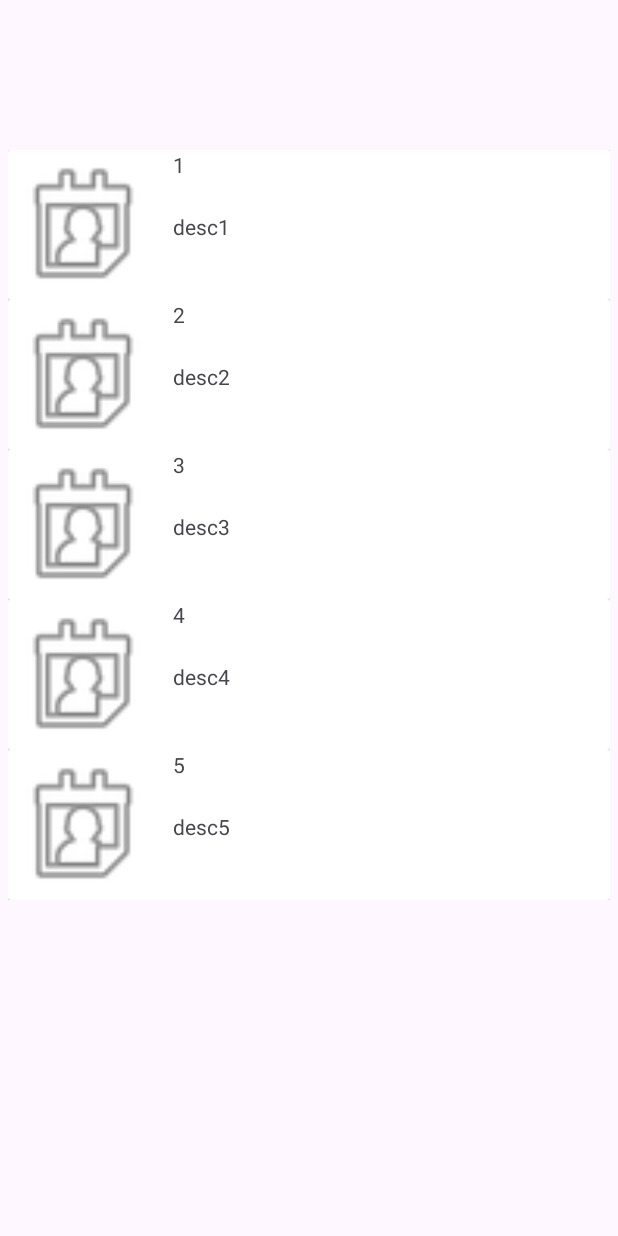
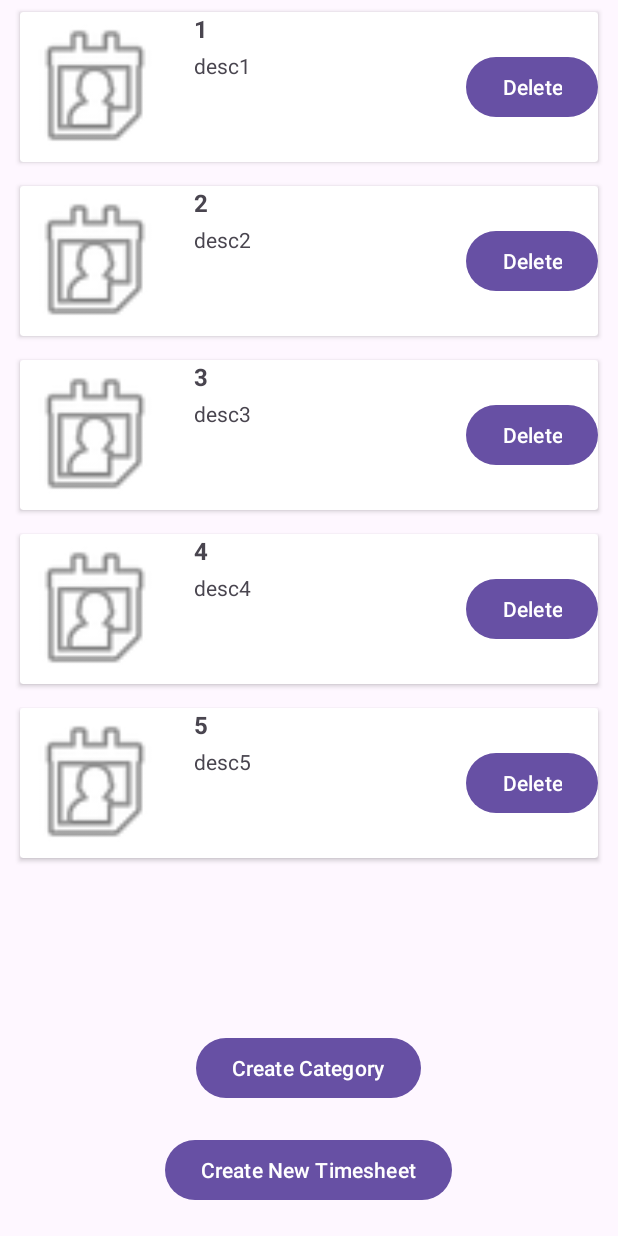
Before and after one commit to TGFo/TimeSheetApp, an Android app: the LoginActivity screen opened directly, with no data from a screen before it, after a tap on "Skip login", on a phone screen of 412 x 824 dp. Run offline under Robolectric (Android 15) with nearby library versions, the phone set to English and light mode, and no system bars; our stand-ins replace Firebase (no records; nobody signed in at launch, a user with empty details on screens opened directly); 3 other taps on this screen came first.

Commit message:
added basic category creation and timesheet creation without database saving and loading

```diff
--- a/app/src/main/AndroidManifest.xml
+++ b/app/src/main/AndroidManifest.xml
@@ -10,7 +10,7 @@
         android:supportsRtl="true"
         android:theme="@style/Theme.TimeSheetApp">
         <activity
-            android:name=".CetegoriesActivity"
+            android:name=".CategoriesActivity"
             android:exported="false" />
         <!-- MainActivity: Entry point of the app -->
         <activity
@@ -24,6 +24,8 @@
         </activity>
         <activity android:name=".LoginActivity" />
         <activity android:name=".RegistrationActivity" />
+        <activity android:name=".TimesheetsCreateActivity" />
+        <activity android:name=".TimesheetsActivity" />
     </application>
 
 </manifest>
--- /dev/null
+++ b/app/src/main/java/com/opscappgroup2/timesheetapp/CategoriesActivity.kt
@@ -0,0 +1,85 @@
+package com.opscappgroup2.timesheetapp
+
+import android.app.AlertDialog
+import android.content.Intent
+import android.os.Bundle
+import android.text.TextUtils
+import android.view.LayoutInflater
+import android.view.View
+import android.widget.Button
+import android.widget.EditText
+import android.widget.Toast
+import androidx.appcompat.app.AppCompatActivity
+import androidx.recyclerview.widget.LinearLayoutManager
+import androidx.recyclerview.widget.RecyclerView
+
+class CategoriesActivity : AppCompatActivity() {
+    private val categories = mutableListOf<Category>()
+    private lateinit var adapter: CategoriesAdapter
+
+    override fun onCreate(savedInstanceState: Bundle?) {
+        super.onCreate(savedInstanceState)
+        setContentView(R.layout.activity_categories)
+
+        // Set up RecyclerView
+        val recyclerView: RecyclerView = findViewById(R.id.categoriesRecyclerView)
+        adapter = CategoriesAdapter(this, categories, ::deleteCategory)
+        recyclerView.adapter = adapter
+        recyclerView.layoutManager = LinearLayoutManager(this)
+
+        // Populate with some initial categories
+        setUpCategories()
+
+        // Set up the "Create Category" button
+        val createCategoryButton: View = findViewById(R.id.createCategoryButton)
+        createCategoryButton.setOnClickListener {
+            showCreateCategoryDialog()
+        }
+        // Handle button to navigate to TimesheetsCreateActivity
+        val openTimesheetButton: Button = findViewById(R.id.openTimesheetButton)
+        openTimesheetButton.setOnClickListener {
+            val intent = Intent(this, TimesheetsCreateActivity::class.java)
+            startActivity(intent)
+        }
+    }
+
+    private fun deleteCategory(category: Category) {
+        categories.remove(category) // Remove category from list
+        adapter.notifyDataSetChanged() // Notify adapter that data set has changed
+    }
+    // Method to set up initial categories
+    private fun setUpCategories() {
+        val testNames = listOf("1", "2", "3", "4", "5")
+        val testDescriptions = listOf("desc1", "desc2", "desc3", "desc4", "desc5")
+        for (i in testNames.indices) {
+            categories.add(Category(testNames[i], testDescriptions[i]))
+        }
+    }
+
+    // Method to show the dialog for creating a new category
+    private fun showCreateCategoryDialog() {
+        val dialogView = LayoutInflater.from(this).inflate(R.layout.dialog_create_category, null)
+        val nameEditText = dialogView.findViewById<EditText>(R.id.categoryNameEditText)
+        val descEditText = dialogView.findViewById<EditText>(R.id.categoryDescEditText)
+
+        val dialog = AlertDialog.Builder(this)
+            .setTitle("Create New Category")
+            .setView(dialogView)
+            .setPositiveButton("Create") { _, _ ->
+                val categoryName = nameEditText.text.toString()
+                val categoryDescription = descEditText.text.toString()
+
+                if (!TextUtils.isEmpty(categoryName) && !TextUtils.isEmpty(categoryDescription)) {
+                    // Add new category to the list
+                    categories.add(Category(categoryName, categoryDescription))
+                    adapter.notifyDataSetChanged() // Notify adapter to refresh the list
+                } else {
+                    Toast.makeText(this, "Please fill in all fields", Toast.LENGTH_SHORT).show()
+                }
+            }
+            .setNegativeButton("Cancel", null)
+            .create()
+
+        dialog.show()
+    }
+}
--- a/app/src/main/java/com/opscappgroup2/timesheetapp/CategoriesAdapter.kt
+++ b/app/src/main/java/com/opscappgroup2/timesheetapp/CategoriesAdapter.kt
@@ -1,45 +1,53 @@
 package com.opscappgroup2.timesheetapp
 
 import android.content.Context
+import android.content.Intent
 import android.view.LayoutInflater
 import android.view.View
 import android.view.ViewGroup
+import android.widget.Button
 import android.widget.TextView
+import android.widget.Toast
 import androidx.recyclerview.widget.RecyclerView
 
-class CategoriesAdapter(val context : Context,private val categories : MutableList<Category>) : RecyclerView.Adapter<CategoriesAdapter.MyViewHolder>() {
-    class MyViewHolder(itemView: View) : RecyclerView.ViewHolder(itemView)
-    {
-        lateinit var textName : TextView
-        lateinit var textDescription : TextView
-        init {
-            textName = itemView.findViewById(R.id.nameTextView)
-            textDescription = itemView.findViewById(R.id.descriptionTextView)
-            itemView.setOnClickListener()
-            {
+class CategoriesAdapter(
+    private val context: Context,
+    private val categories: MutableList<Category>,
+    private val onDeleteCategory: (Category) -> Unit
+) : RecyclerView.Adapter<CategoriesAdapter.MyViewHolder>() {
 
-            }
-        }
+    class MyViewHolder(itemView: View) : RecyclerView.ViewHolder(itemView) {
+        val textName: TextView = itemView.findViewById(R.id.nameTextView)
+        val textDescription: TextView = itemView.findViewById(R.id.descriptionTextView)
+        val deleteButton: Button = itemView.findViewById(R.id.deleteButton)
     }
 
-    override fun onCreateViewHolder(
-        parent: ViewGroup,
-        viewType: Int
-    ): CategoriesAdapter.MyViewHolder {
-        var inflater : LayoutInflater = LayoutInflater.from(context)
-        var view : View = inflater.inflate(R.layout.activity_item, parent, false)
-        return CategoriesAdapter.MyViewHolder(view)
+    override fun onCreateViewHolder(parent: ViewGroup, viewType: Int): MyViewHolder {
+        val inflater: LayoutInflater = LayoutInflater.from(context)
+        val view: View = inflater.inflate(R.layout.activity_item, parent, false)
+        return MyViewHolder(view)
     }
 
-    override fun onBindViewHolder(holder: CategoriesAdapter.MyViewHolder, position: Int) {
-        holder.textName.text = categories.get(position).name
-        holder.textDescription.text = categories.get(position).description
+    override fun onBindViewHolder(holder: MyViewHolder, position: Int) {
+        val category = categories[position]
+        holder.textName.text = category.name
+        holder.textDescription.text = category.description
+
+        // Handle click on the category item (Navigate to TimesheetsActivity)
+        holder.itemView.setOnClickListener {
+            val intent = Intent(context, TimesheetsActivity::class.java)
+            intent.putExtra("categoryName", category.name)
+            context.startActivity(intent)
+        }
+
+        // Handle delete button click
+        holder.deleteButton.setOnClickListener {
+            Toast.makeText(context, "${category.name} deleted", Toast.LENGTH_SHORT).show()
+            onDeleteCategory(category)  // Call the delete callback
+        }
     }
 
     override fun getItemCount(): Int {
         return categories.size
     }
-
-
-
 }
--- a/app/src/main/java/com/opscappgroup2/timesheetapp/CetegoriesActivity.kt
+++ /dev/null
@@ -1,38 +0,0 @@
-package com.opscappgroup2.timesheetapp
-
-import android.os.Bundle
-import androidx.activity.enableEdgeToEdge
-import androidx.appcompat.app.AppCompatActivity
-import androidx.core.view.ViewCompat
-import androidx.core.view.WindowInsetsCompat
-import androidx.recyclerview.widget.LinearLayoutManager
-import androidx.recyclerview.widget.RecyclerView
-import androidx.recyclerview.widget.RecyclerView.LayoutManager
-
-class CetegoriesActivity : AppCompatActivity() {
-    val categories = mutableListOf<Category>()
-    override fun onCreate(savedInstanceState: Bundle?) {
-        super.onCreate(savedInstanceState)
-        enableEdgeToEdge()
-        setContentView(R.layout.activity_cetegories)
-        var recyclerView : RecyclerView = findViewById(R.id.categoriesRecyclerView)
-        ViewCompat.setOnApplyWindowInsetsListener(findViewById(R.id.main)) { v, insets ->
-            val systemBars = insets.getInsets(WindowInsetsCompat.Type.systemBars())
-            v.setPadding(systemBars.left, systemBars.top, systemBars.right, systemBars.bottom)
-            insets
-        }
-        SetUpCategories()
-        var adapter : CategoriesAdapter = CategoriesAdapter(this, categories)
-        recyclerView.adapter = adapter
-        recyclerView.layoutManager = LinearLayoutManager(this)
-    }
-    fun SetUpCategories()
-    {
-        val testNames = mutableListOf("1", "2", "3", "4", "5")
-        val testDescriptions = mutableListOf("desc1", "desc2", "desc3", "desc4", "desc5")
-        for (i in testNames.indices)
-        {
-            categories.add(Category(testNames[i],testDescriptions[i]))
-        }
-    }
-}
--- a/app/src/main/java/com/opscappgroup2/timesheetapp/LoginActivity.kt
+++ b/app/src/main/java/com/opscappgroup2/timesheetapp/LoginActivity.kt
@@ -31,7 +31,7 @@ class LoginActivity : AppCompatActivity() {
 
         skipLoginButton.setOnClickListener()
         {
-            startActivity(Intent(this, CetegoriesActivity :: class.java))
+            startActivity(Intent(this, CategoriesActivity :: class.java))
             finish()
         }
         // Login Button
@@ -55,7 +55,7 @@ class LoginActivity : AppCompatActivity() {
                     if (task.isSuccessful) {
                         // Sign in success, navigate to MainActivity
                         Toast.makeText(this, "Login successful!", Toast.LENGTH_SHORT).show()
-                        startActivity(Intent(this, CetegoriesActivity::class.java))
+                        startActivity(Intent(this, CategoriesActivity::class.java))
                         finish()  // Close the login activity
                     } else {
                         // If sign in fails, display a message to the user
--- /dev/null
+++ b/app/src/main/res/layout/activity_categories.xml
@@ -0,0 +1,34 @@
+<?xml version="1.0" encoding="utf-8"?>
+<LinearLayout xmlns:android="http://schemas.android.com/apk/res/android"
+    xmlns:app="http://schemas.android.com/apk/res-auto"
+    xmlns:tools="http://schemas.android.com/tools"
+    android:id="@+id/main"
+    android:layout_width="match_parent"
+    android:layout_height="match_parent"
+    android:orientation="vertical"
+    tools:context=".CategoriesActivity">
+    <androidx.recyclerview.widget.RecyclerView
+        android:id="@+id/categoriesRecyclerView"
+        android:layout_width="match_parent"
+        android:layout_height="0dp"
+        android:layout_weight="1"
+        android:layout_marginStart="5dp"
+        android:layout_marginEnd="5dp" />
+
+    <Button
+        android:id="@+id/createCategoryButton"
+        android:layout_width="wrap_content"
+        android:layout_height="wrap_content"
+        android:layout_gravity="center_horizontal"
+        android:layout_marginBottom="20dp"
+
+        android:text="Create Category" />
+    <Button
+        android:id="@+id/openTimesheetButton"
+        android:layout_width="wrap_content"
+        android:layout_height="wrap_content"
+        android:layout_gravity="center_horizontal"
+        android:layout_marginBottom="20dp"
+        android:text="Create New Timesheet" />
+
+</LinearLayout>
--- a/app/src/main/res/layout/activity_cetegories.xml
+++ /dev/null
@@ -1,22 +0,0 @@
-<?xml version="1.0" encoding="utf-8"?>
-<androidx.constraintlayout.widget.ConstraintLayout xmlns:android="http://schemas.android.com/apk/res/android"
-    xmlns:app="http://schemas.android.com/apk/res-auto"
-    xmlns:tools="http://schemas.android.com/tools"
-    android:id="@+id/main"
-    android:layout_width="match_parent"
-    android:layout_height="match_parent"
-    tools:context=".CetegoriesActivity">
-
-    <androidx.recyclerview.widget.RecyclerView
-        android:id="@+id/categoriesRecyclerView"
-        android:layout_width="0dp"
-        android:layout_height="0dp"
-        android:layout_marginStart="5dp"
-        android:layout_marginTop="100dp"
-        android:layout_marginEnd="5dp"
-        android:layout_marginBottom="50dp"
-        app:layout_constraintBottom_toBottomOf="parent"
-        app:layout_constraintEnd_toEndOf="parent"
-        app:layout_constraintStart_toStartOf="parent"
-        app:layout_constraintTop_toTopOf="parent" />
-</androidx.constraintlayout.widget.ConstraintLayout>
--- a/app/src/main/res/layout/activity_item.xml
+++ b/app/src/main/res/layout/activity_item.xml
@@ -1,51 +1,70 @@
 <?xml version="1.0" encoding="utf-8"?>
-<androidx.constraintlayout.widget.ConstraintLayout xmlns:android="http://schemas.android.com/apk/res/android"
+<LinearLayout xmlns:android="http://schemas.android.com/apk/res/android"
     xmlns:app="http://schemas.android.com/apk/res-auto"
-    xmlns:tools="http://schemas.android.com/tools"
     android:layout_width="match_parent"
-    android:layout_height="wrap_content">
+    android:layout_height="wrap_content"
+    android:orientation="vertical">
 
+    <!-- CardView to hold the content -->
     <androidx.cardview.widget.CardView
         android:layout_width="match_parent"
         android:layout_height="wrap_content"
-        app:layout_constraintBottom_toBottomOf="parent"
-        app:layout_constraintEnd_toEndOf="parent"
-        app:layout_constraintStart_toStartOf="parent"
-        app:layout_constraintTop_toTopOf="parent" >
+        android:layout_margin="8dp"
+        android:elevation="4dp"
+        android:padding="8dp">
 
-        <androidx.constraintlayout.widget.ConstraintLayout
+        <!-- Outer LinearLayout to arrange ImageView and TextViews horizontally -->
+        <LinearLayout
             android:layout_width="match_parent"
-            android:layout_height="match_parent">
+            android:layout_height="wrap_content"
+            android:orientation="horizontal">
 
-            <TextView
-                android:id="@+id/descriptionTextView"
-                android:layout_width="wrap_content"
-                android:layout_height="wrap_content"
-                android:layout_marginStart="10dp"
-                android:text="TextView"
-                app:layout_constraintBottom_toBottomOf="parent"
-                app:layout_constraintStart_toEndOf="@+id/imageView"
-                app:layout_constraintTop_toBottomOf="@+id/nameTextView"
-                app:layout_constraintVertical_bias="0.354" />
-
+            <!-- ImageView for category image -->
             <ImageView
                 android:id="@+id/imageView"
                 android:layout_width="100dp"
                 android:layout_height="100dp"
-                app:layout_constraintBottom_toBottomOf="parent"
-                app:layout_constraintStart_toStartOf="parent"
-                app:layout_constraintTop_toTopOf="parent"
-                app:srcCompat="@android:drawable/ic_menu_my_calendar" />
+                android:layout_gravity="center_vertical"
+                android:layout_marginEnd="16dp"
+                android:src="@android:drawable/ic_menu_my_calendar" />
 
-            <TextView
-                android:id="@+id/nameTextView"
+            <!-- LinearLayout to hold TextViews (Category Name and Description) vertically -->
+            <LinearLayout
+                android:layout_width="0dp"
+                android:layout_height="wrap_content"
+                android:layout_weight="1"
+                android:orientation="vertical"
+                android:gravity="center_vertical">
+
+                <!-- Category Name -->
+                <TextView
+                    android:id="@+id/nameTextView"
+                    android:layout_width="wrap_content"
+                    android:layout_height="wrap_content"
+                    android:text="Category Name"
+                    android:textSize="16sp"
+                    android:textStyle="bold"
+                    android:layout_marginBottom="4dp"/>
+
+                <!-- Category Description -->
+                <TextView
+                    android:id="@+id/descriptionTextView"
+                    android:layout_width="wrap_content"
+                    android:layout_height="wrap_content"
+                    android:text="Category Description"
+                    android:textSize="14sp"/>
+            </LinearLayout>
+
+            <!-- Delete Button (added as per your requirement) -->
+            <Button
+                android:id="@+id/deleteButton"
                 android:layout_width="wrap_content"
                 android:layout_height="wrap_content"
-                android:layout_marginStart="10dp"
-                android:text="TextView"
-                app:layout_constraintStart_toEndOf="@+id/imageView"
-                app:layout_constraintTop_toTopOf="parent" />
-        </androidx.constraintlayout.widget.ConstraintLayout>
+                android:text="Delete"
+                android:layout_gravity="center_vertical"
+                android:layout_marginStart="8dp" />
+
+        </LinearLayout>
+
     </androidx.cardview.widget.CardView>
-
-</androidx.constraintlayout.widget.ConstraintLayout>
+</LinearLayout>
```
Also changed, not shown: app/src/main/java/com/opscappgroup2/timesheetapp/Timesheet.kt (added, +10 -0 lines), app/src/main/java/com/opscappgroup2/timesheetapp/TimesheetsActivity.kt (added, +48 -0 lines), app/src/main/java/com/opscappgroup2/timesheetapp/TimesheetsAdapter.kt (added, +35 -0 lines), app/src/main/java/com/opscappgroup2/timesheetapp/TimesheetsCreateActivity.kt (added, +123 -0 lines), app/src/main/res/layout/activity_timesheets.xml (added, +24 -0 lines), app/src/main/res/layout/activity_timesheets_create.xml (added, +99 -0 lines), app/src/main/res/layout/dialog_create_category.xml (added, +22 -0 lines), app/src/main/res/layout/timesheet_item.xml (added, +31 -0 lines).
